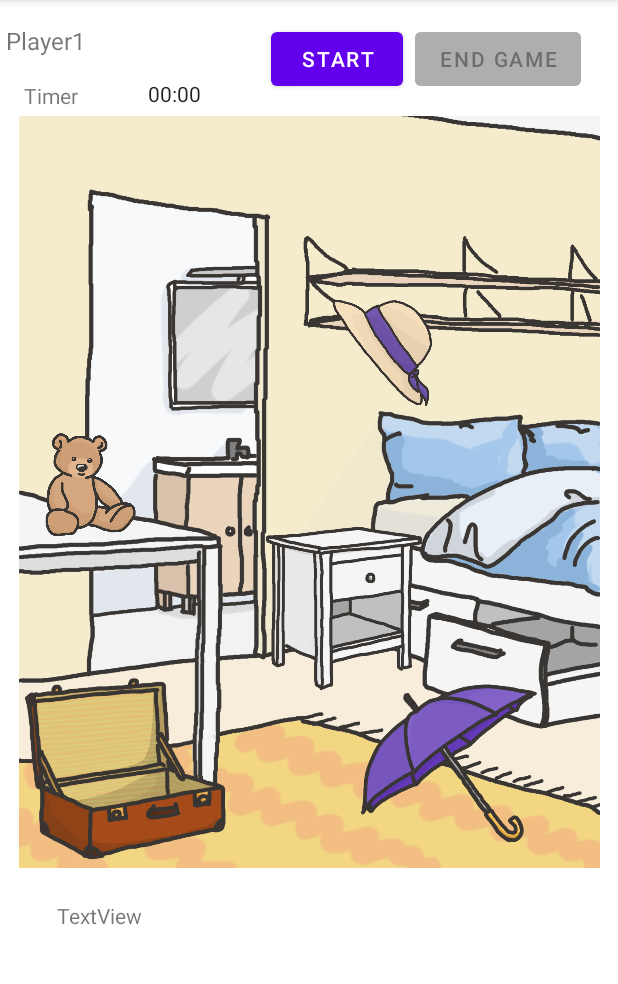
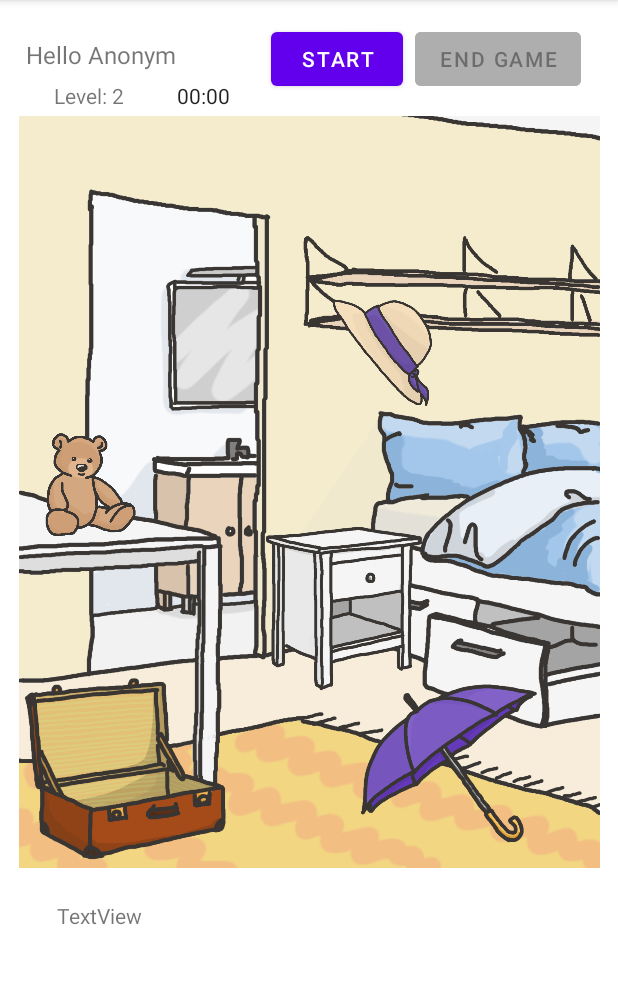
Before and after one commit to EndeavourHolmes/SuitcaseGame, an Android app: the screen it shows after launch (PlayActivity), after a tap on "PLAY", on a phone screen of 412 x 824 dp, the part 84-1068 px from its top. Run offline under Robolectric (Android 15) with nearby library versions, the phone set to English and light mode, and no system bars.

Commit message:
Ranking sorted,Level included

```diff
--- a/app/src/main/java/com/example/koffer/MainActivity.java
+++ b/app/src/main/java/com/example/koffer/MainActivity.java
@@ -15,13 +15,11 @@ import java.util.List;
 
 public class MainActivity extends AppCompatActivity {
 
-    public List userListe = new ArrayList();
-
     @Override
     protected void onCreate(Bundle savedInstanceState) {
         super.onCreate(savedInstanceState);
         setContentView(R.layout.activity_main);
-        userListe.add("leer");
+        Pictures.level = 2;
     }
 
     public void startGame(View v){
@@ -43,10 +41,6 @@ public class MainActivity extends AppCompatActivity {
     }
 
     public void showRanking(View v){
-        /*
-        ((TextView)findViewById(R.id.textView3)).setText((String)userListe.get(0));
-        */
-
         Intent i_Ranking = new Intent(this, ShowRankingActivity.class);
         startActivity(i_Ranking);
     }
--- a/app/src/main/java/com/example/koffer/Pictures.java
+++ b/app/src/main/java/com/example/koffer/Pictures.java
@@ -12,6 +12,7 @@ public class Pictures {
     private int yEnd;
     private int xWidth;
     private int yHeight;
+    static int level;
 
     public int getxOrigin() {
         return xOrigin;
--- a/app/src/main/java/com/example/koffer/PlayActivity.java
+++ b/app/src/main/java/com/example/koffer/PlayActivity.java
@@ -2,11 +2,9 @@ package com.example.koffer;
 
 import androidx.appcompat.app.AppCompatActivity;
 
-import android.animation.ObjectAnimator;
 import android.content.Intent;
 import android.graphics.Color;
 import android.os.Bundle;
-import android.os.Handler;
 import android.os.SystemClock;
 import android.view.View;
 import android.widget.Button;
@@ -20,16 +18,11 @@ import android.widget.RelativeLayout;
 import android.widget.Toast;
 
 import java.util.ArrayList;
-import java.util.Formattable;
 import java.util.List;
-import java.util.Locale;
-import java.util.concurrent.TimeUnit;
-
-import android.app.Activity;
 
 public class PlayActivity extends AppCompatActivity {
 
-    private RelativeLayout viewGrPlayground; //ViewGroup viewGrSpielwiese;
+    private RelativeLayout viewGrPlayground; //ViewGroup
     private  Pictures suitcase = new Pictures();
     private String stUserName;
 
@@ -67,44 +60,42 @@ public class PlayActivity extends AppCompatActivity {
         setContentView(R.layout.activity_play);
         Intent i_userName = getIntent();
 
-        // Details shown on top TODO: anpassen
+        // Details shown on top
         stUserName = i_userName.getStringExtra("UserName");
-        ((TextView)findViewById(R.id.WelcomeMessage)).setText("Hello " + stUserName);
+        ((TextView)findViewById(R.id.Message)).setText("Hello " + stUserName);
+        ((TextView)findViewById(R.id.textViewLevel)).setText("Level: " + Pictures.level);
 
         // Playground and images referred to objects
         viewGrPlayground = (RelativeLayout) findViewById(R.id.layoutPlayground);
 
-        // TODO: Einstellungen 5,10,15,20
-        // je nach Einstellung 5, 10 ... Objekte adden switch?
-        // restliche img's GONE???
-        /*
-        switch
-        case
-        level 1 list.add(1)
-        level 2 list.add(1,2)
-        level 3 list.add(1,2,3)
-        level 4 list.add(1,2,3,4)
-
-        for int listItem list {
-            switch
-                case 1: 5 images hinzugefuegt
-                case 2: 5 mehr - zweiter Durchlauf
-                case 3: 5 mehr - dritter Druchlauf
-        }
-
-        switch
-            case 1: 15 view ODER? imageviews gone
-            case 2: 10 ~
-            case 3: 5 ~
-
-         */
-
-        listImageViewObjects.add((ImageView) findViewById(R.id.imgHat)); // TODO: Methode schreiben
+        listImageViewObjects.add((ImageView) findViewById(R.id.imgHat)); // TODO: Methode schreiben, anpassen an Level
         listImageViewObjects.add((ImageView) findViewById(R.id.imgTeddy));
         listImageViewObjects.add((ImageView) findViewById(R.id.imgNightTable));
         listImageViewObjects.add((ImageView) findViewById(R.id.imgUmbrella));
 
-        // Set name for pictures
+        /* //TODO: aktivieren, wenn 20 Bilder im Spiel
+        switch (Pictures.level){
+            case 1:
+                for (int i = 4; i < listImageViewObjects.size(); i++){
+                    listImageViewObjects.get(i).setVisibility(View.GONE);
+                }
+                break;
+            case 2:
+                for (int i = 9; i < listImageViewObjects.size(); i++){
+                    listImageViewObjects.get(i).setVisibility(View.GONE);
+                }
+                break;
+            case 3:
+                for (int i = 14; i < listImageViewObjects.size(); i++){
+                    listImageViewObjects.get(i).setVisibility(View.GONE);
+                }
+                break;
+            case 4:
+                break;
+        }
+        */
+
+        // Set name for pictures // TODO: Anpassen an Level/ Bildanzahl
         String namePicture = "";
         for (ImageView imgV : listImageViewObjects) {
             namePicture = imgV.toString();
@@ -125,7 +116,7 @@ public class PlayActivity extends AppCompatActivity {
         suitcase.setxEnd((int)((suitcase.getxStart()+suitcase.getxWidth())*0.9));
         suitcase.setyEnd((int)((suitcase.getyStart()+suitcase.getyHeight())*0.9));
 
-        // For every Image-object a picture-object with origin coordinates and size
+        // For every Image-object a picture-object with origin coordinates and size // TODO: Anpassen an Level/ Bildanzahl
         for(int j = 0; j < listImageViewObjects.size(); j++){
             listPictureObjects.add(new Pictures());
             RelativeLayout.LayoutParams paramsForEveryPicture = (RelativeLayout.LayoutParams)listImageViewObjects.get(j).getLayoutParams();
@@ -148,13 +139,10 @@ public class PlayActivity extends AppCompatActivity {
         btnStartTimer = findViewById(R.id.btnStartGame);
         btnStopTimer.setEnabled(false);
         btnStartTimer.setEnabled(true);
-
-        gamePlay(); // TODO: entfernen, wenn ueber StartButton begonnen
     }
 
     public void startGame(View v){
-        //Start timer, game and create db
-
+        //Start timer and game
         Toast.makeText(this,"Start",Toast.LENGTH_LONG).show();
 
         neededTime = 0;
@@ -166,38 +154,12 @@ public class PlayActivity extends AppCompatActivity {
             v.setEnabled(false);
         }
 
-        /* ! "gamePlay" bevor Entkommentieren aus "on Create activity" rausnehmen
-
-        gamePlay();
-
         // Clear lists before begin
         listPicturesOfPlayer.clear();
         listPicturesOfNpc.clear();
         resetAllPictures();
         resetListLeftPictures();
-        */
 
-    }
-
-    public void endGame(View v){
-        // End Timer, save score
-        if (running){
-            chronometerTimer.stop();
-            neededTime = SystemClock.elapsedRealtime() - chronometerTimer.getBase();
-            running = false;
-            btnStartTimer.setEnabled(true);
-            v.setEnabled(false);
-        }
-
-        neededTime = neededTime/1000;
-
-        int n_neededTime = (int) neededTime;
-
-        SQLdb dbHelper = new SQLdb(PlayActivity.this);
-        boolean successDB = dbHelper.addOne(stUserName, score, n_neededTime);
-    }
-
-    public void gamePlay(){
         // First round
         // Set on Touch Listener for every object with name
         for(int i = 0; i < listImageViewObjects.size(); i++){
@@ -207,8 +169,31 @@ public class PlayActivity extends AppCompatActivity {
         playerGameplay();
     }
 
+    // When user stops game manually
+    public void endGame(View v){
+        endGame();
+    }
+
+    // Game stops automatically when an error is made or no pictures are left
+    public void endGame(){
+        // End Timer, save score
+        if (running){
+            chronometerTimer.stop();
+            neededTime = SystemClock.elapsedRealtime() - chronometerTimer.getBase();
+            running = false;
+            btnStartTimer.setEnabled(true);
+            btnStopTimer.setEnabled(false);
+        }
+
+        neededTime = neededTime/1000;
+        int n_neededTime = (int) neededTime;
+
+        SQLdb dbHelper = new SQLdb(PlayActivity.this);
+        boolean successDB = dbHelper.addOne(stUserName, score, n_neededTime);
+    }
+
     public void playerGameplay(){
-        ((TextView)findViewById(R.id.WelcomeMessage)).setText("Player1"); // Test
+        ((TextView)findViewById(R.id.Message)).setText(stUserName);
 
         // Clear list before begin
         listPicturesOfPlayer.clear();
@@ -240,8 +225,9 @@ public class PlayActivity extends AppCompatActivity {
             for (int i = 0; i < listPicturesOfPlayer.size(); i++){
                 if (listPicturesOfPlayer.get(i) != listPicturesOfNpc.get(i)){
                     continueGameplay = false;
-                    ((TextView) findViewById(R.id.WelcomeMessage)).setText("Gameover"); // Test
-                    break;                                                                          // TODO: Spiel abbrechen
+                    ((TextView) findViewById(R.id.Message)).setText("Gameover");
+                    endGame();
+                    break;
                 }
             }
         }
@@ -250,8 +236,9 @@ public class PlayActivity extends AppCompatActivity {
             for (int i = 0; i < listPicturesOfNpc.size(); i++){
                 if (listPicturesOfPlayer.get(i) != listPicturesOfNpc.get(i)){
                     continueGameplay = false;
-                    ((TextView) findViewById(R.id.WelcomeMessage)).setText("Gameover"); // Test
-                    break;                                                                          // TODO: Spiel abbrechen
+                    ((TextView) findViewById(R.id.Message)).setText("Gameover");
+                    endGame();
+                    break;
                 }
             }
         }
@@ -267,8 +254,8 @@ public class PlayActivity extends AppCompatActivity {
             }
             // Last Round: Player took last picture and NPC just repeated
             else {
-                ((TextView) findViewById(R.id.WelcomeMessage)).setText("End of Game"); // Test
-                ((TextView)findViewById(R.id.ausgabe)).setText("gewonnen");
+                ((TextView) findViewById(R.id.Message)).setText("End of Game. You win!");
+                endGame();
             }
         }
 
@@ -276,14 +263,14 @@ public class PlayActivity extends AppCompatActivity {
         if (continueGameplay && (listPicturesOfPlayer.size() == listPicturesOfNpc.size())){
             // No pictures left
             if (0==listLeftPictures.size()){
-                ((TextView) findViewById(R.id.WelcomeMessage)).setText("End of Game"); // Test
-                ((TextView)findViewById(R.id.ausgabe)).setText("gewonnen");
+                ((TextView) findViewById(R.id.Message)).setText("End of Game. You win!");
+                endGame();
             }
         }
     }
 
     public void npcGameplay() {
-        ((TextView) findViewById(R.id.WelcomeMessage)).setText("NPC"); // Test
+        ((TextView) findViewById(R.id.Message)).setText("NPC");
 
         // SetOnTouchlistener switched OFF
         for(int i = 0; i < listImageViewObjects.size(); i++){
@@ -347,7 +334,8 @@ public class PlayActivity extends AppCompatActivity {
             playerGameplay();
         }
         else {
-            ((TextView) findViewById(R.id.WelcomeMessage)).setText("End of Game"); // Test
+            ((TextView) findViewById(R.id.Message)).setText("End of Game");
+            endGame(); // Test
         }
     }
 
@@ -452,22 +440,6 @@ public class PlayActivity extends AppCompatActivity {
                 return true;
             }
         };
-
-
         //protected void onVisibilityChanged (View changedView, int visibility)
     }
-
-
-
-    /*
-        public void beendeSpiel (View v){
-        if (userListe.get(0) == "leer"){
-            userListe.set(0,"Nutzername");
-        }
-        else{
-            userListe.set(0,"Nr.2");
-        }
-        }
-        */
-
 }
--- a/app/src/main/java/com/example/koffer/SQLdb.java
+++ b/app/src/main/java/com/example/koffer/SQLdb.java
@@ -55,7 +55,8 @@ public class SQLdb extends SQLiteOpenHelper {
     public List<String> getRanking(){
         List<String> returnList = new ArrayList<>();
 
-        String queryString = "SELECT * FROM " + RANKING_TABLE;
+        //String queryString = "SELECT * FROM " + RANKING_TABLE; TODO: db begrenzen
+        String queryString = "SELECT * FROM " + RANKING_TABLE + " ORDER BY " + COLUMN_SCORE + " DESC, " + COLUMN_NEEDEDTIME + " ASC";
         SQLiteDatabase db = this.getReadableDatabase();
 
         Cursor cursor = db.rawQuery(queryString, null);
--- a/app/src/main/java/com/example/koffer/ShowRankingActivity.java
+++ b/app/src/main/java/com/example/koffer/ShowRankingActivity.java
@@ -22,6 +22,6 @@ public class ShowRankingActivity extends AppCompatActivity {
             ausgabe += zeile + "\n";
         }
 
-        ((TextView)findViewById(R.id.textViewRanking)).setText("Ranking: \n\n" + ausgabe); // Test
+        ((TextView)findViewById(R.id.textViewRanking)).setText("\n" + ausgabe); // TODO: Anzeige anpassen
     }
 }
--- a/app/src/main/res/layout/activity_play.xml
+++ b/app/src/main/res/layout/activity_play.xml
@@ -120,19 +120,17 @@
         app:layout_constraintTop_toTopOf="parent">
 
         <TextView
-            android:id="@+id/WelcomeMessage"
+            android:id="@+id/Message"
             android:layout_width="160dp"
-            android:layout_height="31dp"
-            android:layout_marginStart="4dp"
-            android:layout_marginTop="16dp"
+            android:layout_height="24dp"
             android:text="Hello"
             android:textSize="16sp"
-            app:layout_constraintBottom_toTopOf="@+id/textViewTimer"
-            app:layout_constraintEnd_toStartOf="@+id/btnEndGame"
-            app:layout_constraintHorizontal_bias="0.0"
+            app:layout_constraintBottom_toBottomOf="parent"
+            app:layout_constraintEnd_toStartOf="@+id/btnStartGame"
+            app:layout_constraintHorizontal_bias="0.842"
             app:layout_constraintStart_toStartOf="parent"
             app:layout_constraintTop_toTopOf="parent"
-            app:layout_constraintVertical_bias="0.0" />
+            app:layout_constraintVertical_bias="0.471" />
 
         <Button
             android:id="@+id/btnStartGame"
@@ -146,26 +144,26 @@
             app:layout_constraintTop_toTopOf="parent"
             app:layout_constraintVertical_bias="0.517" />
 
+
         <TextView
-            android:id="@+id/textViewTimer"
+            android:id="@+id/textViewLevel"
             android:layout_width="wrap_content"
             android:layout_height="wrap_content"
-            android:layout_marginBottom="4dp"
-            android:text="Timer"
+            android:text="Level"
             app:layout_constraintBottom_toBottomOf="parent"
-            app:layout_constraintEnd_toStartOf="@+id/btnEndGame"
-            app:layout_constraintHorizontal_bias="0.067"
-            app:layout_constraintStart_toStartOf="parent" />
-
+            app:layout_constraintEnd_toStartOf="@+id/chronometerTimer"
+            app:layout_constraintStart_toStartOf="parent"
+            app:layout_constraintTop_toBottomOf="@+id/Message" />
 
         <Chronometer
             android:id="@+id/chronometerTimer"
             android:layout_width="wrap_content"
             android:layout_height="wrap_content"
+            android:layout_marginEnd="24dp"
             app:layout_constraintBottom_toBottomOf="parent"
-            app:layout_constraintEnd_toStartOf="@+id/btnStartGame"
-            app:layout_constraintStart_toEndOf="@+id/textViewTimer"
-            app:layout_constraintTop_toBottomOf="@+id/WelcomeMessage" />
+            app:layout_constraintEnd_toEndOf="@+id/Message"
+            app:layout_constraintTop_toBottomOf="@+id/Message"
+            app:layout_constraintVertical_bias="0.545" />
 
         <Button
             android:id="@+id/btnEndGame"
--- a/app/src/main/res/layout/activity_show_ranking.xml
+++ b/app/src/main/res/layout/activity_show_ranking.xml
@@ -10,9 +10,13 @@
         android:id="@+id/textViewRanking"
         android:layout_width="366dp"
         android:layout_height="671dp"
+        android:lineSpacingExtra="10sp"
         android:text="Ranking Liste"
+        android:textSize="16sp"
         app:layout_constraintBottom_toBottomOf="parent"
         app:layout_constraintEnd_toEndOf="parent"
+        app:layout_constraintHorizontal_bias="0.488"
         app:layout_constraintStart_toStartOf="parent"
-        app:layout_constraintTop_toTopOf="parent" />
+        app:layout_constraintTop_toTopOf="parent"
+        app:layout_constraintVertical_bias="0.57" />
 </androidx.constraintlayout.widget.ConstraintLayout>
```
Also changed, not shown: app/src/main/java/com/example/koffer/Settings.java (+7 -0 lines).
